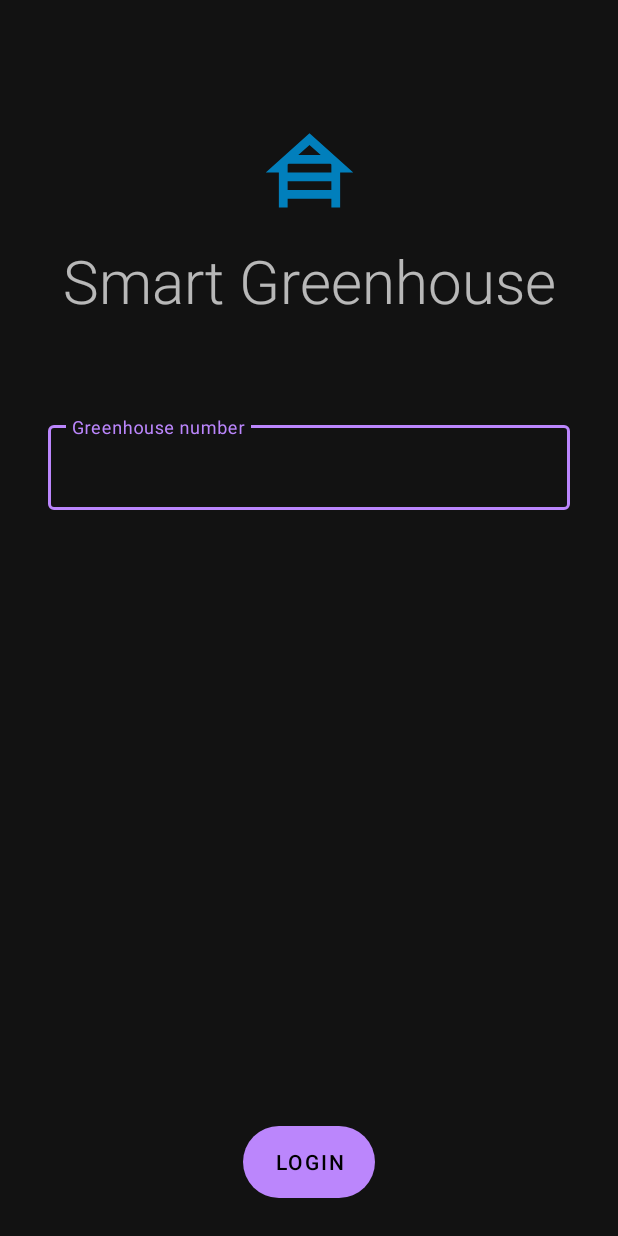
After one commit to aptennn/greenhouse_android, an Android app: the layout layout_login.xml on its own in the app's theme, with its tools: preview values and no code run, on a phone screen of 412 x 824 dp. The commit adds this screen. Run offline under Robolectric (Android 15) with nearby library versions, the phone set to English and light mode, and no system bars.

Commit message:
login layout using shared preferences for greenhouse id

```diff
--- /dev/null
+++ b/app/src/main/res/drawable/ic_baseline_house_siding_24_blue_logo.xml
@@ -0,0 +1,5 @@
+<vector android:height="48dp" android:tint="#017FBC"
+    android:viewportHeight="24" android:viewportWidth="24"
+    android:width="48dp" xmlns:android="http://schemas.android.com/apk/res/android">
+    <path android:fillColor="@android:color/white" android:pathData="M19,12h3L12,3L2,12h3v8h2v-2h10v2h2V12zM7.21,10h9.58L17,10.19V12H7v-1.81L7.21,10zM14.57,8H9.43L12,5.69L14.57,8zM7,16v-2h10v2H7z"/>
+</vector>
--- /dev/null
+++ b/app/src/main/res/drawable/rounded_corner.xml
@@ -0,0 +1,4 @@
+<?xml version="1.0" encoding="utf-8"?>
+<shape xmlns:android="http://schemas.android.com/apk/res/android">
+    <corners  android:radius="50dp"/>
+</shape>
--- /dev/null
+++ b/app/src/main/res/layout/layout_login.xml
@@ -0,0 +1,61 @@
+<?xml version="1.0" encoding="utf-8"?>
+<androidx.constraintlayout.widget.ConstraintLayout xmlns:android="http://schemas.android.com/apk/res/android"
+    android:layout_width="match_parent"
+    android:layout_height="match_parent"
+    xmlns:app="http://schemas.android.com/apk/res-auto">
+    <ImageView
+        app:layout_constraintTop_toTopOf="parent"
+        android:layout_width="70dp"
+        android:layout_height="70dp"
+        android:id="@+id/img_view"
+        android:layout_marginTop="80dp"
+        android:layout_marginLeft="40dp"
+        android:layout_marginRight="40dp"
+        android:layout_marginBottom="40dp"
+        app:layout_constraintLeft_toLeftOf="parent"
+        app:layout_constraintRight_toRightOf="parent"
+        android:src="@drawable/ic_baseline_house_siding_24_blue_logo"/>
+
+    <TextView
+        android:id="@+id/text_app"
+        android:layout_width="match_parent"
+        android:layout_height="wrap_content"
+        android:layout_marginTop="10dp"
+        android:gravity="center"
+        android:text="@string/nav_header_title"
+        android:textAppearance="@style/TextAppearance.AppCompat.Display4"
+        android:textSize="40dp"
+        app:layout_constraintTop_toBottomOf="@+id/img_view" />
+
+    <com.google.android.material.textfield.TextInputLayout
+        app:layout_constraintTop_toBottomOf="@+id/text_app"
+        android:layout_below="@+id/new_note_add"
+
+        style="@style/Widget.MaterialComponents.TextInputLayout.OutlinedBox"
+
+        android:layout_width="match_parent"
+        android:layout_height="wrap_content"
+        android:layout_marginStart="32dp"
+        android:layout_marginTop="64dp"
+        android:layout_marginEnd="32dp"
+        android:hint="@string/greenhouse_number">
+
+        <!--this is the actual edit text which takes the input-->
+        <com.google.android.material.textfield.TextInputEditText
+            android:id="@+id/edit_text_login"
+            android:layout_width="match_parent"
+            android:layout_height="wrap_content" />
+
+    </com.google.android.material.textfield.TextInputLayout>
+    <Button
+        android:id="@+id/btn_login"
+        android:layout_width="wrap_content"
+        android:layout_height="wrap_content"
+        android:background="@drawable/rounded_corner"
+        android:text="@string/greenhouse_login"
+        app:layout_constraintBottom_toBottomOf="parent"
+        app:layout_constraintLeft_toLeftOf="parent"
+        app:layout_constraintRight_toRightOf="parent"
+        android:layout_marginBottom="25dp"/>
+
+</androidx.constraintlayout.widget.ConstraintLayout>
--- a/app/src/main/res/values/strings.xml
+++ b/app/src/main/res/values/strings.xml
@@ -26,4 +26,7 @@
     <string name="sensors">Sensors</string>
     <string name="humidity_earth">Earth humidity</string>
     <string name="humidity_air">Air humidity</string>
+    <string name="greenhouse_number">Greenhouse number</string>
+    <string name="greenhouse_login">Login</string>
+
 </resources>
--- a/app/src/main/res/values/themes.xml
+++ b/app/src/main/res/values/themes.xml
@@ -50,6 +50,11 @@
         <!-- Customize your theme here. -->
     </style>
         <!-- Светлая тема. -->
+    <style name="LoginTheme" parent="Theme.MaterialComponents.DayNight.DarkActionBar">
 
 
+
+
+
+    </style>
 </resources>
```
Also changed, not shown: app/src/main/AndroidManifest.xml (+5 -2 lines), app/src/main/java/com/example/samsunghackathon2021/login/Login_Activity.java (added, +55 -0 lines), app/src/main/res/values/styles.xml (+8 -0 lines), 1 other file.
